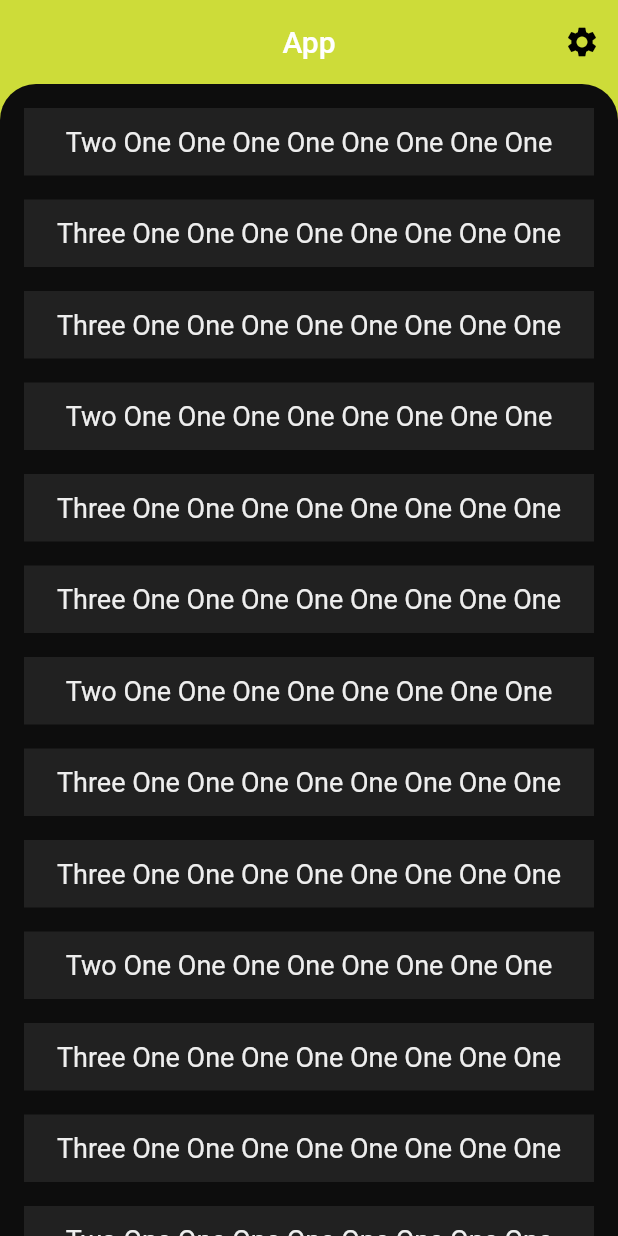
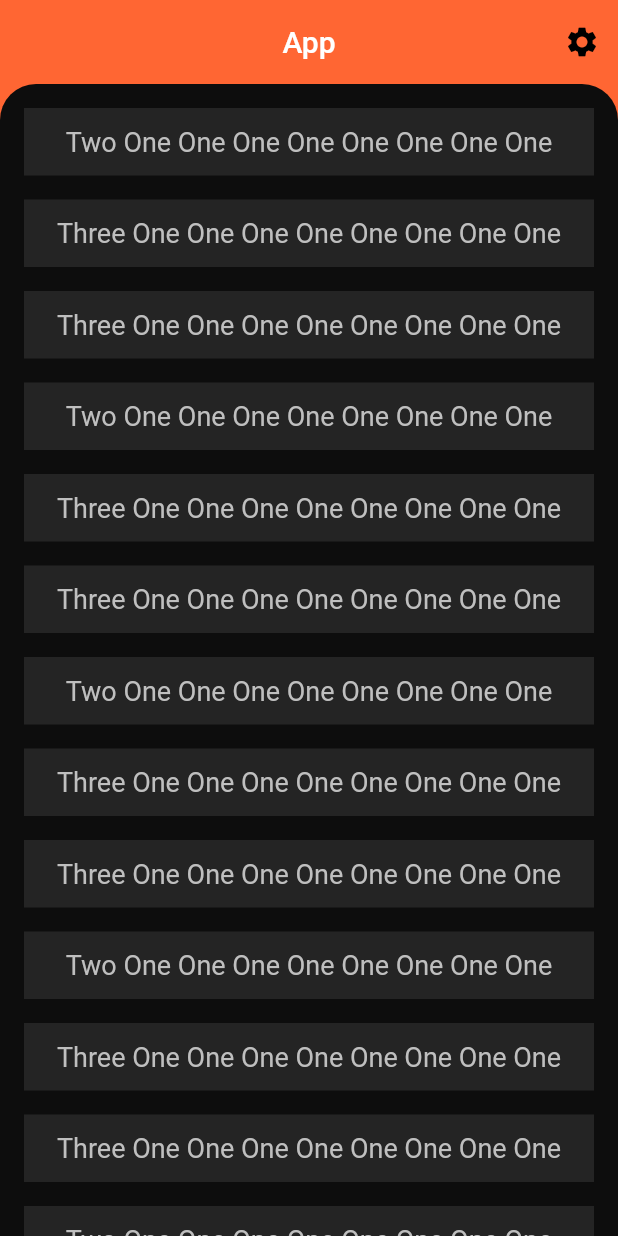
Before and after one commit to suzanpradhan/excel_shortcuts_app, a Flutter app: the screen it shows after launch, on a phone screen of 412 x 824 dp. Run offline on Flutter 3.47's test engine with Material 2 defaults, Android fonts, the phone set to English and light mode, and no system bars.

Commit message:
Color update

```diff
--- a/lib/main.dart
+++ b/lib/main.dart
@@ -50,10 +50,16 @@ class _MyHomePageState extends State<MyHomePage> {
     Shortcut(text: 'Three One One One One One One One One'),
     Shortcut(text: 'Three One One One One One One One One'),
   ];
+
+  static Color background = Color(0xff000000);
+  static Color decorationColor = Color(0xff0D0D0D);
+  static Color appBarColor = Color(0xffFF6633);
+  static Color white = Color(0xffffffff);
+
   @override
   Widget build(BuildContext context) {
     return Scaffold(
-      backgroundColor: Colors.lime,
+      backgroundColor: appBarColor,
       // appBar:
       body: Container(
         height: MediaQuery.of(context).size.height,
@@ -63,7 +69,7 @@ class _MyHomePageState extends State<MyHomePage> {
             AppBar(
               title: Text('App'),
               centerTitle: true,
-              backgroundColor: Colors.lime,
+              backgroundColor: appBarColor,
               elevation: 0,
               actions: <Widget>[
                 IconButton(
@@ -71,12 +77,12 @@ class _MyHomePageState extends State<MyHomePage> {
                     onPressed: () {
                       // handle the press
                     },
-                    color: Colors.black)
+                    color: background)
               ],
             ),
             Container(
               decoration: BoxDecoration(
-                  color: Color(0xff0d0d0d),
+                  color: decorationColor,
                   borderRadius:
                       BorderRadius.vertical(top: Radius.circular(24))),
               child: ListView.builder(
--- a/lib/shortcutCard.dart
+++ b/lib/shortcutCard.dart
@@ -3,7 +3,8 @@ import 'shortcut.dart';
 
 class ShortcutCard extends StatelessWidget {
   final Shortcut shortcut;
-
+  static Color containerText = Color(0xffbfbfbf);
+  static Color containerBackground = Color(0xff242424);
   ShortcutCard({required this.shortcut});
 
   @override
@@ -11,14 +12,14 @@ class ShortcutCard extends StatelessWidget {
     return Container(
       width: double.infinity,
       margin: EdgeInsets.fromLTRB(16, 16, 16, 0),
-      color: Colors.grey[900],
+      color: containerBackground,
       child: Padding(
         padding: const EdgeInsets.all(12.0),
         child: Column(
           children: [
             Text(
               shortcut.text,
-              style: TextStyle(fontSize: 18, color: Colors.grey[200]),
+              style: TextStyle(fontSize: 18, color: containerText),
             ),
           ],
         ),
```
